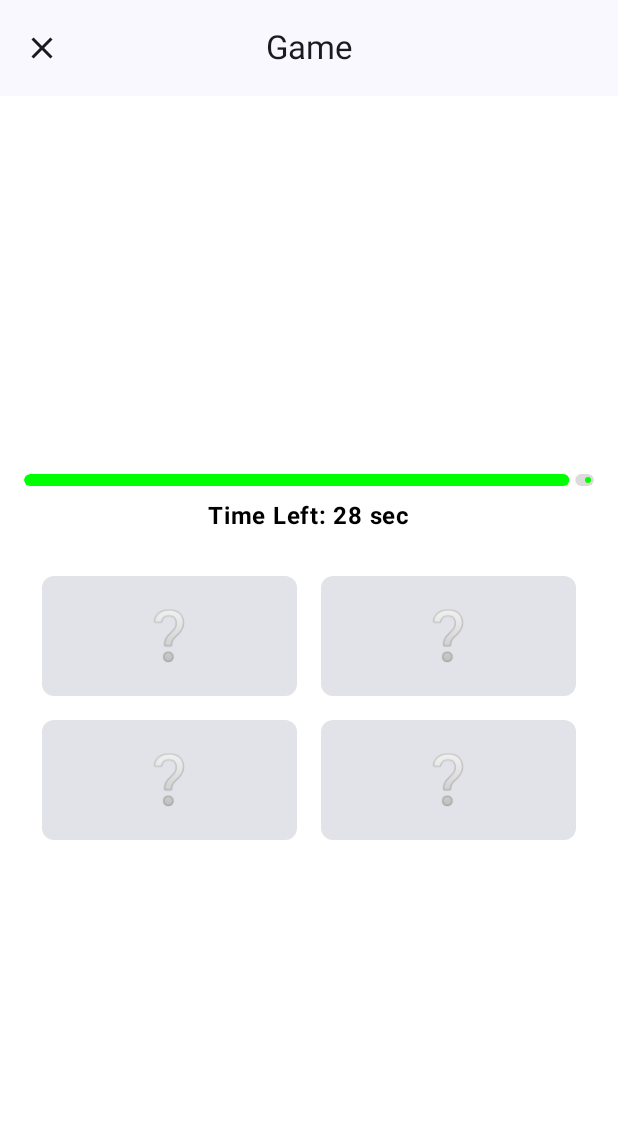
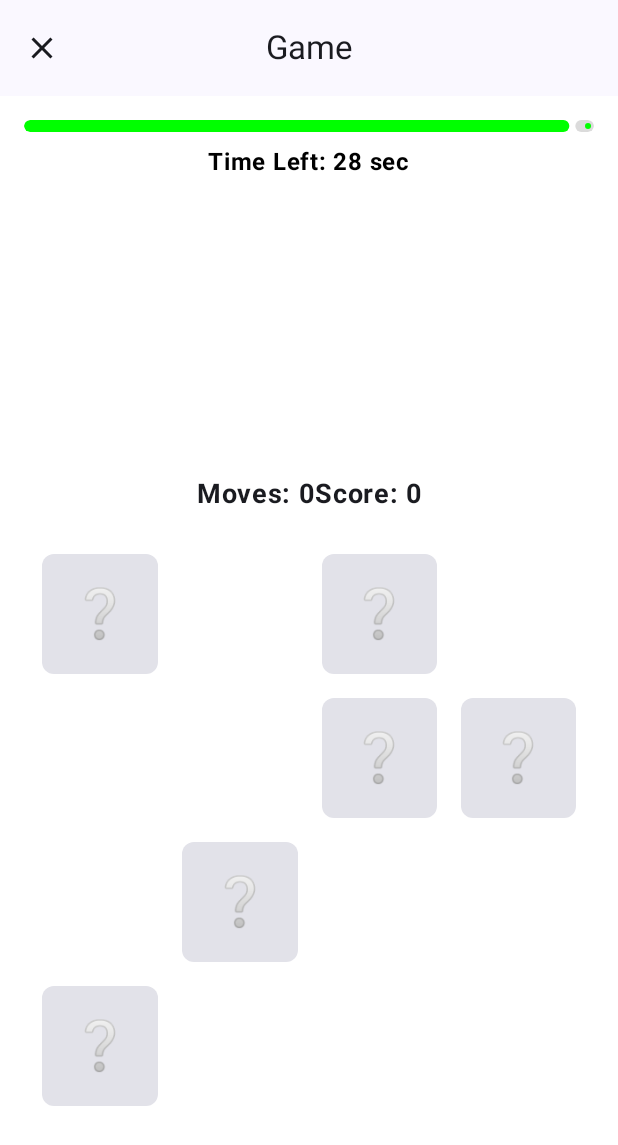
Before and after one commit to ajay020/flip-and-match, an Android app built with Jetpack Compose: the GameScreen screen opened through its navigation route, on a phone screen of 412 x 824 dp. Shown: the top 1145 px of the screen. Run offline under Robolectric (Android 15) with nearby library versions, the phone set to English and light mode, and no system bars; our stand-ins replace Dagger/Hilt's generated code.

Commit message:
feat: Add moves counter and scoring system
Implemented a moves counter that increments when a pair of cards is flipped.
Added a scoring system:
+10 points for a correct match.
-2 points for an incorrect match.
Bonus points based on remaining time at the end of the game.
Updated GameCompleteDialog to display the final score.
Adjusted GameScreen UI to show moves count and score.
Ensured the score and moves reset when starting a new game.

```diff
--- a/app/src/main/java/com/example/flipmatch/ui/components/GameCompletedDialog.kt
+++ b/app/src/main/java/com/example/flipmatch/ui/components/GameCompletedDialog.kt
@@ -7,13 +7,14 @@ import androidx.compose.runtime.Composable
 
 @Composable
 fun GameCompleteDialog(
+    score: Int,
     onNextGame: () -> Unit,
     onQuit: () -> Unit,
 ) {
     AlertDialog(
         onDismissRequest = { /* Prevent dismiss on outside click */ },
-        title = { Text("Game Completed!") },
-        text = { Text("Do you want to play the next game or quit?") },
+        title = { Text("Game Over!") },
+        text = { Text("Your Score: $score") },
         confirmButton = {
             Button(onClick = onNextGame) {
                 Text("Next")
--- a/app/src/main/java/com/example/flipmatch/ui/game/GameScreen.kt
+++ b/app/src/main/java/com/example/flipmatch/ui/game/GameScreen.kt
@@ -3,6 +3,7 @@ package com.example.flipmatch.ui.game
 import androidx.compose.foundation.background
 import androidx.compose.foundation.layout.Arrangement
 import androidx.compose.foundation.layout.Column
+import androidx.compose.foundation.layout.Row
 import androidx.compose.foundation.layout.Spacer
 import androidx.compose.foundation.layout.fillMaxSize
 import androidx.compose.foundation.layout.height
@@ -11,14 +12,17 @@ import androidx.compose.foundation.lazy.grid.GridCells
 import androidx.compose.foundation.lazy.grid.LazyVerticalGrid
 import androidx.compose.foundation.lazy.grid.itemsIndexed
 import androidx.compose.material3.Scaffold
+import androidx.compose.material3.Text
 import androidx.compose.runtime.Composable
 import androidx.compose.runtime.collectAsState
 import androidx.compose.runtime.getValue
 import androidx.compose.ui.Alignment
 import androidx.compose.ui.Modifier
 import androidx.compose.ui.graphics.Color
+import androidx.compose.ui.text.font.FontWeight
 import androidx.compose.ui.tooling.preview.Preview
 import androidx.compose.ui.unit.dp
+import androidx.compose.ui.unit.sp
 import androidx.hilt.navigation.compose.hiltViewModel
 import androidx.navigation.NavController
 import com.example.flipmatch.data.model.PuzzleCard
@@ -36,6 +40,8 @@ fun GameScreen(
     val cards by viewModel.cards.collectAsState()
     val isGameCompleted by viewModel.isGameCompleted.collectAsState()
     val remainingTime by viewModel.remainingTime.collectAsState()
+    val movesCount by viewModel.movesCount.collectAsState()
+    val score by viewModel.score.collectAsState()
 
     Scaffold(
         topBar = {
@@ -57,12 +63,25 @@ fun GameScreen(
             TimerProgressBar(
                 modifier =
                     Modifier
-                        .padding(
-                            horizontal = 16.dp,
-                        ),
+                        .weight(1f)
+                        .padding(16.dp),
                 remainingTime = remainingTime,
                 totalTime = 30,
             )
+
+            // Display Moves & Score
+            Column(
+                modifier = Modifier.weight(2f),
+                horizontalAlignment = Alignment.CenterHorizontally,
+                verticalArrangement = Arrangement.Top,
+            ) {
+                Row(
+                    modifier = Modifier.padding(horizontal = 16.dp),
+                    horizontalArrangement = Arrangement.SpaceBetween,
+                ) {
+                    Text("Moves: $movesCount", fontSize = 18.sp, fontWeight = FontWeight.Bold)
+                    Text("Score: $score", fontSize = 18.sp, fontWeight = FontWeight.Bold)
+                }
 
                 Spacer(Modifier.height(16.dp))
                 // Grid content
@@ -72,8 +91,10 @@ fun GameScreen(
                     onCardClick = { cardIndex -> viewModel.flipCard(cardIndex) },
                 )
             }
+        }
         if (isGameCompleted) {
             GameCompleteDialog(
+                score = score,
                 onNextGame = {
                     viewModel.startNewGame()
                 },
--- a/app/src/main/java/com/example/flipmatch/ui/game/GameViewModel.kt
+++ b/app/src/main/java/com/example/flipmatch/ui/game/GameViewModel.kt
@@ -25,6 +25,12 @@ class GameViewModel
         private val _isGameCompleted = MutableStateFlow(false)
         val isGameCompleted: StateFlow<Boolean> = _isGameCompleted
 
+        private val _movesCount = MutableStateFlow(0) // Track moves
+        val movesCount: StateFlow<Int> = _movesCount
+
+        private val _score = MutableStateFlow(0) // Track score
+        val score: StateFlow<Int> = _score
+
         private val _remainingTime = MutableStateFlow(30)
         val remainingTime: StateFlow<Int> = _remainingTime
 
@@ -45,6 +51,7 @@ class GameViewModel
             viewModelScope.launch {
                 _cards.collectLatest { cards ->
                     if (cards.isNotEmpty() && cards.all { it.isMatched || it.id == -1 }) {
+                        calculateFinalScore()
                         completeGame()
                     }
                 }
@@ -96,6 +103,7 @@ class GameViewModel
                 firstSelectedCard == null -> firstSelectedCard = card
                 secondSelectedCard == null -> {
                     secondSelectedCard = card
+                    _movesCount.value += 1 // Increase move count
                     checkForMatch()
                 }
             }
@@ -107,8 +115,10 @@ class GameViewModel
 
             if (firstSelectedCard!!.id == secondSelectedCard!!.id) {
                 matchCards(firstSelectedCard!!)
+                _score.value += 10 // Add 10 points for a match
                 resetSelection()
             } else {
+                _score.value -= 2 // Deduct 2 points for an incorrect match
                 viewModelScope.launch {
                     delay(500)
                     flipBackCards()
@@ -159,11 +169,18 @@ class GameViewModel
 
         fun startNewGame() {
             _isGameCompleted.value = false
+            _movesCount.value = 0
+            _score.value = 0
+            _remainingTime.value = 30
             currentPuzzleIndex++
             if (currentPuzzleIndex < repository.getPuzzles().size) {
-                _remainingTime.value = 30
                 loadPuzzles()
                 startCountdown()
             }
         }
+
+        private fun calculateFinalScore() {
+            val timeBonus = _remainingTime.value / 2 // Give extra points for remaining time
+            _score.value += timeBonus
+        }
     }
--- a/app/src/main/java/com/example/flipmatch/ui/home/HomeScreen.kt
+++ b/app/src/main/java/com/example/flipmatch/ui/home/HomeScreen.kt
@@ -1,21 +1,32 @@
 package com.example.flipmatch.ui.home
 
-import androidx.compose.foundation.layout.Box
+import androidx.compose.foundation.layout.Arrangement
+import androidx.compose.foundation.layout.Column
 import androidx.compose.foundation.layout.fillMaxSize
+import androidx.compose.foundation.layout.padding
 import androidx.compose.material3.Button
 import androidx.compose.material3.Text
 import androidx.compose.runtime.Composable
 import androidx.compose.ui.Alignment
 import androidx.compose.ui.Modifier
+import androidx.compose.ui.tooling.preview.Preview
+import androidx.compose.ui.unit.dp
 
 @Composable
 fun HomeScreen(onStartGame: () -> Unit) {
-    Box(
-        modifier = Modifier.fillMaxSize(),
-        contentAlignment = Alignment.Center,
+    Column(
+        modifier = Modifier.padding(34.dp).fillMaxSize(),
+        verticalArrangement = Arrangement.Bottom,
+        horizontalAlignment = Alignment.CenterHorizontally,
     ) {
         Button(onClick = onStartGame) {
             Text(text = "Start Game")
         }
     }
 }
+
+@Preview(showBackground = true)
+@Composable
+private fun HomePreview() {
+    HomeScreen { }
+}
```
Also changed, not shown: app/src/main/assets/puzzles.json (+6 -4 lines). Lines whose indentation alone changed are shown as unchanged.
